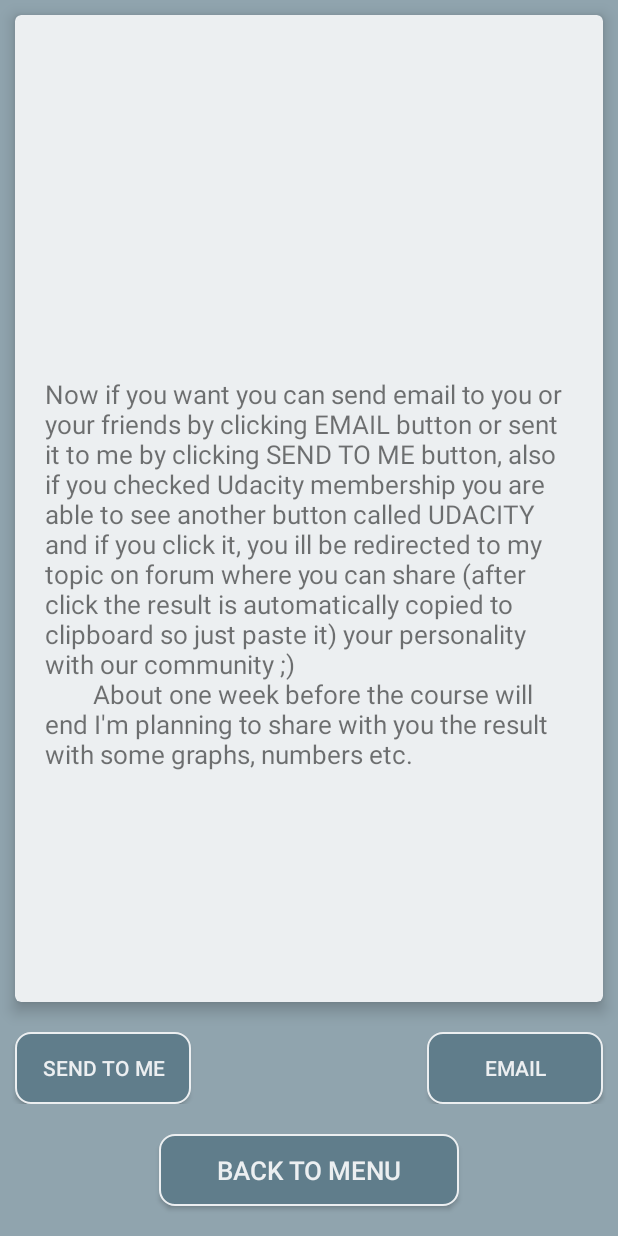
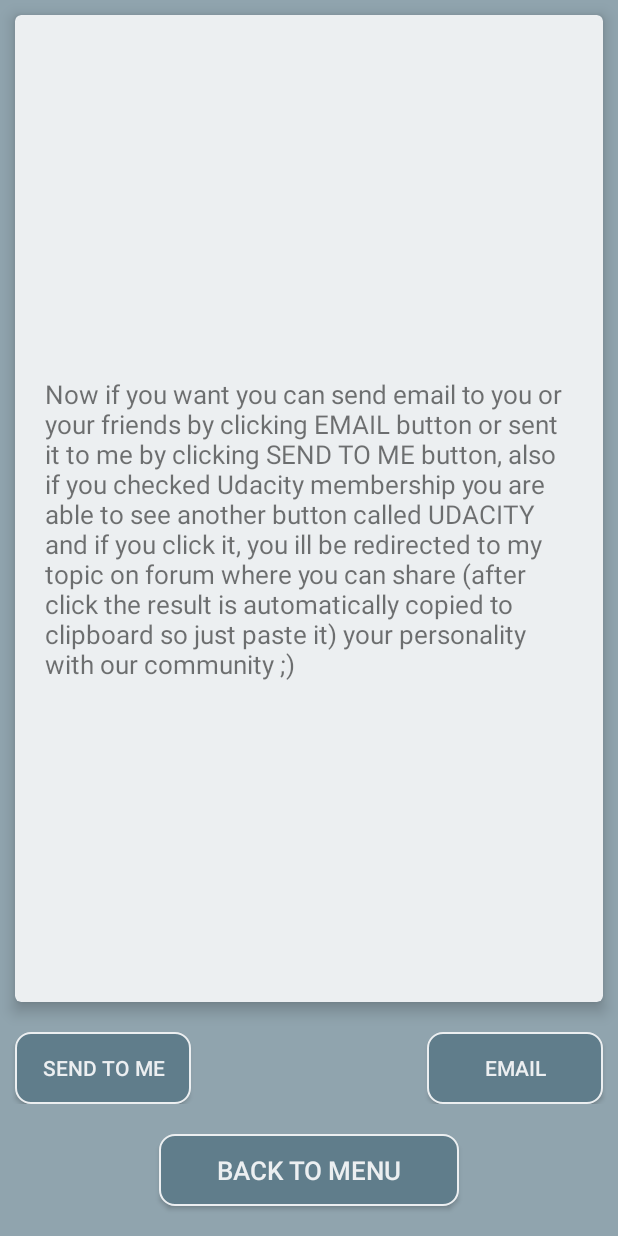
Before and after one commit to lukaszgo3/FourTemperaments, an Android app: the layout activity_result.xml on its own in the app's theme, with its tools: preview values and no code run, on a phone screen of 412 x 824 dp. Run offline under Robolectric (Android 15) with nearby library versions, the phone set to English and light mode, and no system bars.

Commit message:
some text removed

```diff
--- a/app/src/main/res/values/strings.xml
+++ b/app/src/main/res/values/strings.xml
@@ -10,8 +10,7 @@
     <string name="age17">17 or less</string>
     <string name="experience">"Experience as a programmer: "</string>
     <string name="uCityStudent">"Udacity Student: "</string>
-    <string name="mails">"Now if you want you can send email to you or your friends by clicking "EMAIL" button or sent it to me by clicking "SEND TO ME" button, also if you checked Udacity membership you are able to see another button called "UDACITY" and if you click it, you ill be redirected to my topic on forum where you can share (after click the result is automatically copied to clipboard so just paste it) your personality with our community ;)
-        About one week before the course will end I'm planning to share with you the result with some graphs, numbers etc."</string>
+    <string name="mails">"Now if you want you can send email to you or your friends by clicking "EMAIL" button or sent it to me by clicking "SEND TO ME" button, also if you checked Udacity membership you are able to see another button called "UDACITY" and if you click it, you ill be redirected to my topic on forum where you can share (after click the result is automatically copied to clipboard so just paste it) your personality with our community ;)"</string>
 
     <!-- Before Test -->
     <string name="beforeStart">"Before you start"</string>
```
